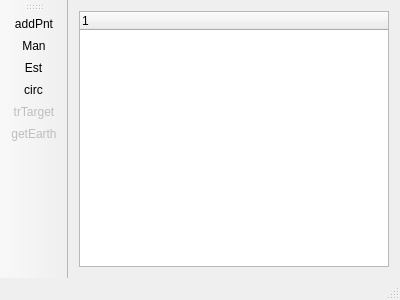
First picture: the form in qtkamal.ui, repository cragapito/qtkamal, before the edit.
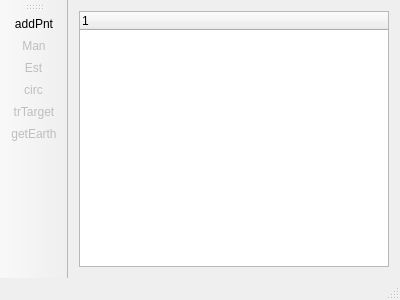
Second picture: the form after the edit. Icons and pictures are not drawn.

Patch:
```diff
--- a/qtkamal.ui
+++ b/qtkamal.ui
@@ -81,6 +81,9 @@
    </property>
   </action>
   <action name="actionMan">
+   <property name="enabled">
+    <bool>false</bool>
+   </property>
    <property name="icon">
     <iconset>
      <activeon>:/icon/res/add_man.png</activeon>
@@ -97,6 +100,9 @@
    </property>
   </action>
   <action name="actionEst">
+   <property name="enabled">
+    <bool>false</bool>
+   </property>
    <property name="icon">
     <iconset>
      <activeon>:/icon/res/add_est.png</activeon>
@@ -113,6 +119,9 @@
    </property>
   </action>
   <action name="actionCirc">
+   <property name="enabled">
+    <bool>false</bool>
+   </property>
    <property name="icon">
     <iconset>
      <activeon>:/icon/res/add_circle.png</activeon>
```
Left out of the diff: 16 changed lines with no effect on the pictures.
